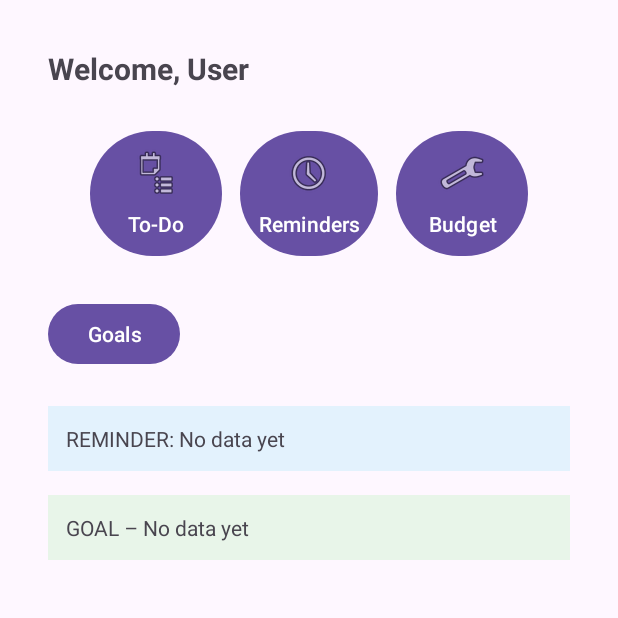
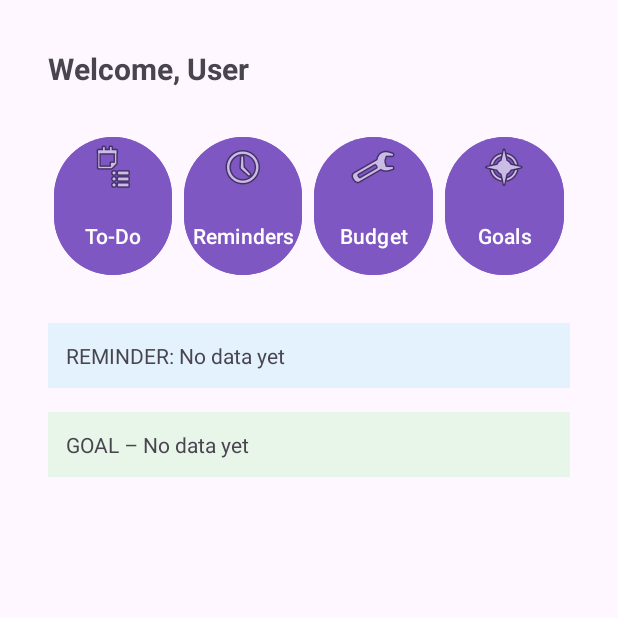
Before and after one commit to haminpants/planner-app, an Android app: the screen it shows after launch (HomepageActivity), on a phone screen of 412 x 824 dp, the top half of it. Run offline under Robolectric (Android 15) with nearby library versions, the phone set to English and light mode, and no system bars.

Commit message:
fixed on new branch

```diff
--- a/app/src/main/java/com/info3245/plannerapp/activities/HomepageActivity.java
+++ b/app/src/main/java/com/info3245/plannerapp/activities/HomepageActivity.java
@@ -5,6 +5,7 @@ import android.content.SharedPreferences;
 import android.os.Bundle;
 import android.widget.Button;
 import android.widget.TextView;
+
 import androidx.appcompat.app.AppCompatActivity;
 
 import com.info3245.plannerapp.R;
@@ -15,62 +16,59 @@ import java.io.InputStreamReader;
 
 public class HomepageActivity extends AppCompatActivity {
 
+    private TextView greetingText;
+    private TextView reminderText;
+    private TextView goalText;
+
     @Override
     protected void onCreate(Bundle savedInstanceState) {
         super.onCreate(savedInstanceState);
         setContentView(R.layout.activity_homepage);
 
-        // Set up buttons
+        // Initialize views
+        greetingText = findViewById(R.id.greeting);
+        reminderText = findViewById(R.id.reminderSummary);
+        goalText = findViewById(R.id.goalSummary);
+
+        // Set up button navigation
         Button btnTodo = findViewById(R.id.btnTodo);
         Button btnReminders = findViewById(R.id.btnReminders);
         Button btnBudget = findViewById(R.id.btnBudget);
-        Button btnGoals = findViewById(R.id.btnGoals);
+        Button btnGoal = findViewById(R.id.btnGoal);
 
         btnTodo.setOnClickListener(v -> startActivity(new Intent(this, ToDoActivity.class)));
         btnReminders.setOnClickListener(v -> startActivity(new Intent(this, RemindersActivity.class)));
         btnBudget.setOnClickListener(v -> startActivity(new Intent(this, BudgetActivity.class)));
-        btnGoals.setOnClickListener(v -> startActivity(new Intent(this, GoalActivity.class)));
+        btnGoal.setOnClickListener(v -> startActivity(new Intent(this, GoalActivity.class)));
     }
 
     @Override
     protected void onResume() {
         super.onResume();
 
-        // Show user name
         SharedPreferences sharedPref = getSharedPreferences("PlannerAppPrefs", MODE_PRIVATE);
         String userName = sharedPref.getString("userName", "User");
-        TextView greeting = findViewById(R.id.greeting);
-        greeting.setText("Welcome, " + userName);
+        greetingText.setText("Welcome, " + userName);
 
-        // Load the latest reminder
-        String latestReminder = readLatestItemFromFile("reminders.txt");
-        TextView reminderText = findViewById(R.id.reminderSummary);
-        reminderText.setText("REMINDER: " + latestReminder);
-
-        // Load the latest goal
-        String latestGoal = readLatestItemFromFile("goals.txt");
-        TextView goalText = findViewById(R.id.goalSummary);
-        goalText.setText("GOAL – " + latestGoal);
+        reminderText.setText("REMINDER: " + readLatestItemFromFile("reminders.txt"));
+        goalText.setText("GOAL – " + readLatestItemFromFile("goals.txt"));
     }
 
     private String readLatestItemFromFile(String filename) {
         StringBuilder stringBuilder = new StringBuilder();
-        try {
-            FileInputStream fis = openFileInput(filename);
-            BufferedReader reader = new BufferedReader(new InputStreamReader(fis));
+        try (FileInputStream fis = openFileInput(filename);
+             BufferedReader reader = new BufferedReader(new InputStreamReader(fis))) {
+
             String line;
             while ((line = reader.readLine()) != null) {
                 stringBuilder.append(line).append("\n");
             }
-            reader.close();
-            fis.close();
+
         } catch (Exception e) {
             return "No data yet";
         }
 
         String[] entries = stringBuilder.toString().trim().split("\n");
-        if (entries.length == 0) return "No data yet";
-
-        return entries[entries.length - 1];
+        return entries.length > 0 ? entries[entries.length - 1] : "No data yet";
     }
 }
--- a/app/src/main/res/layout/activity_homepage.xml
+++ b/app/src/main/res/layout/activity_homepage.xml
@@ -1,90 +1,112 @@
 <?xml version="1.0" encoding="utf-8"?>
-<androidx.constraintlayout.widget.ConstraintLayout xmlns:android="http://schemas.android.com/apk/res/android"
+<androidx.constraintlayout.widget.ConstraintLayout
+    xmlns:android="http://schemas.android.com/apk/res/android"
     xmlns:app="http://schemas.android.com/apk/res-auto"
     xmlns:tools="http://schemas.android.com/tools"
     android:layout_width="match_parent"
     android:layout_height="match_parent"
+    android:id="@+id/main"
     android:padding="32dp"
-        android:id="@+id/main">
+    tools:context=".activities.HomepageActivity">
 
     <!-- Greeting -->
-    <LinearLayout
-            android:orientation="vertical"
-            android:layout_width="match_parent"
-            android:layout_height="match_parent">
-
     <TextView
         android:id="@+id/greeting"
         android:layout_width="wrap_content"
         android:layout_height="wrap_content"
         android:text="Welcome, User"
         android:textSize="20sp"
-                android:textStyle="bold" />
+        android:textStyle="bold"
+        app:layout_constraintTop_toTopOf="parent"
+        app:layout_constraintStart_toStartOf="parent" />
 
+    <!-- Button Row (To-Do, Reminders, Budget, Goals) -->
+    <!-- Button Row (To-Do, Reminders, Budget, Goals) -->
     <LinearLayout
         android:id="@+id/buttonRow"
-                android:layout_width="match_parent"
+        android:layout_width="0dp"
         android:layout_height="wrap_content"
         android:orientation="horizontal"
         android:gravity="center"
-                android:layout_marginTop="24dp">
+        android:layout_marginTop="24dp"
+        app:layout_constraintTop_toBottomOf="@id/greeting"
+        app:layout_constraintStart_toStartOf="parent"
+        app:layout_constraintEnd_toEndOf="parent">
 
         <Button
             android:id="@+id/btnTodo"
-                    android:layout_width="wrap_content"
-                    android:layout_height="wrap_content"
+            android:layout_width="0dp"
+            android:layout_height="100dp"
+            android:layout_weight="1"
             android:text="To-Do"
             android:drawableTop="@android:drawable/ic_menu_agenda"
-                    android:padding="12dp" />
+            android:backgroundTint="#7E57C2"
+            android:textColor="#FFFFFF"
+            android:layout_margin="4dp"
+            android:padding="4dp" />
 
         <Button
             android:id="@+id/btnReminders"
-                    android:layout_width="wrap_content"
-                    android:layout_height="wrap_content"
+            android:layout_width="0dp"
+            android:layout_height="100dp"
+            android:layout_weight="1"
             android:text="Reminders"
             android:drawableTop="@android:drawable/ic_menu_recent_history"
-                    android:padding="12dp"
-                    android:layout_marginStart="12dp"
-                    android:layout_marginEnd="12dp" />
+            android:backgroundTint="#7E57C2"
+            android:textColor="#FFFFFF"
+            android:layout_margin="4dp"
+            android:padding="4dp" />
 
         <Button
             android:id="@+id/btnBudget"
-                    android:layout_width="wrap_content"
-                    android:layout_height="wrap_content"
+            android:layout_width="0dp"
+            android:layout_height="100dp"
+            android:layout_weight="1"
             android:text="Budget"
             android:drawableTop="@android:drawable/ic_menu_manage"
-                    android:padding="12dp" />
+            android:backgroundTint="#7E57C2"
+            android:textColor="#FFFFFF"
+            android:layout_margin="4dp"
+            android:padding="4dp" />
+
+        <Button
+            android:id="@+id/btnGoal"
+            android:layout_width="0dp"
+            android:layout_height="100dp"
+            android:layout_weight="1"
+            android:text="Goals"
+            android:drawableTop="@android:drawable/ic_menu_compass"
+            android:backgroundTint="#7E57C2"
+            android:textColor="#FFFFFF"
+            android:layout_margin="4dp"
+            android:padding="4dp" />
     </LinearLayout>
 
-        <Button
-                android:text="Goals"
-                android:layout_width="wrap_content"
-                android:layout_height="wrap_content"
-                android:id="@+id/btnGoals"
-                android:layout_marginTop="24dp" />
 
+    <!-- Reminder Summary -->
     <TextView
         android:id="@+id/reminderSummary"
-                android:layout_width="match_parent"
+        android:layout_width="0dp"
         android:layout_height="wrap_content"
         android:text="REMINDER: No data yet"
         android:background="#E3F2FD"
         android:padding="12dp"
-                android:layout_marginTop="24dp" />
+        android:layout_marginTop="24dp"
+        app:layout_constraintTop_toBottomOf="@id/buttonRow"
+        app:layout_constraintStart_toStartOf="parent"
+        app:layout_constraintEnd_toEndOf="parent" />
 
+    <!-- Goal Summary -->
     <TextView
         android:id="@+id/goalSummary"
-                android:layout_width="match_parent"
+        android:layout_width="0dp"
         android:layout_height="wrap_content"
         android:text="GOAL – No data yet"
         android:background="#E8F5E9"
         android:padding="12dp"
-                android:layout_marginTop="16dp" />
-    </LinearLayout>
+        android:layout_marginTop="16dp"
+        app:layout_constraintTop_toBottomOf="@id/reminderSummary"
+        app:layout_constraintStart_toStartOf="parent"
+        app:layout_constraintEnd_toEndOf="parent" />
 
-    <!-- Buttons Row -->
-
-    <!-- Reminder summary -->
-
-    <!-- Goal summary -->
 </androidx.constraintlayout.widget.ConstraintLayout>
```
Lines whose indentation alone changed are shown as unchanged.
